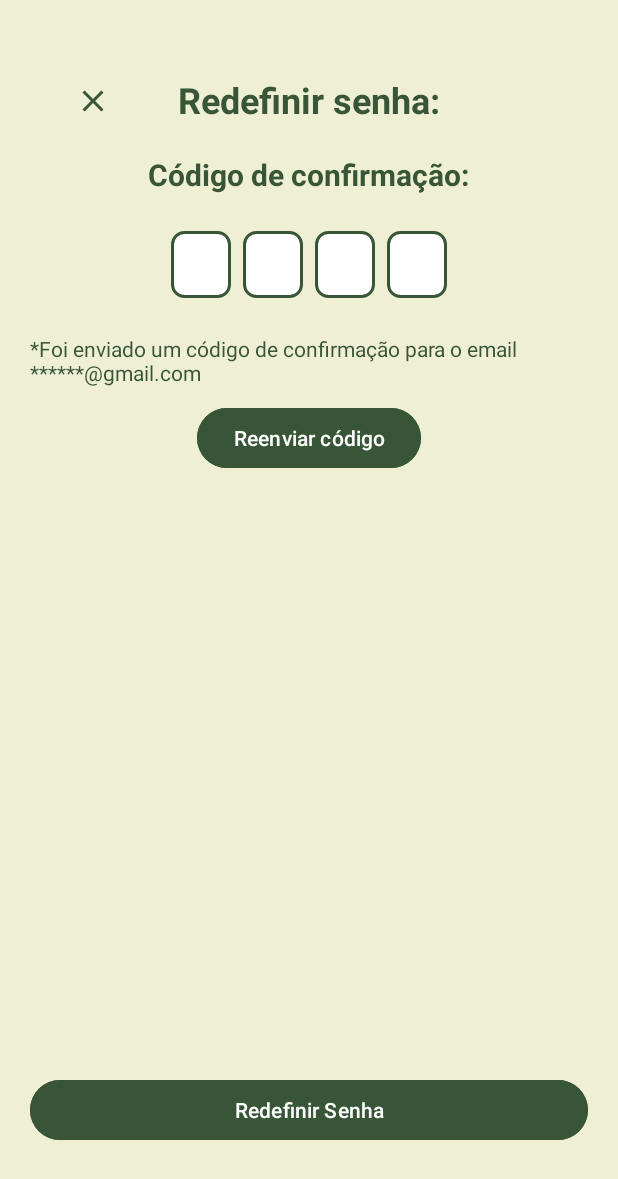
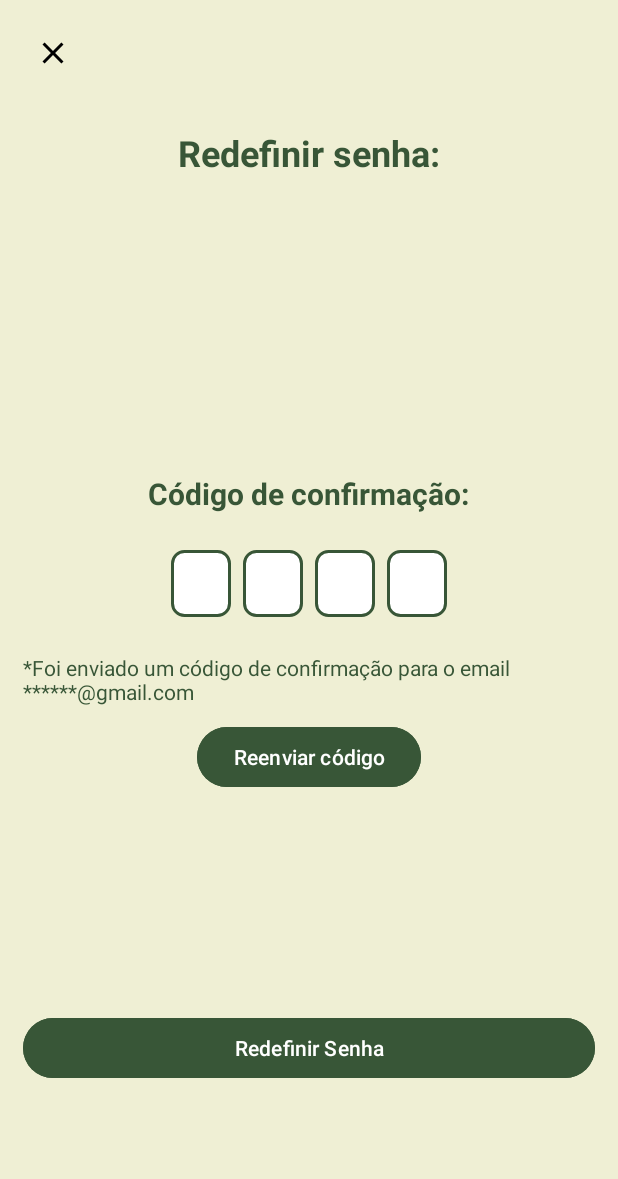
Before and after one commit to mingkiui/hortela, an Android app: the RedefinirSenhaCodigo screen opened directly, with no data from a screen before it, on a phone screen of 412 x 824 dp. Shown: the top 1179 px of the screen. Run offline under Robolectric (Android 15) with nearby library versions, the phone set to English and light mode, and no system bars.

Commit message:
versão atualizada 05-09 de tarde

```diff
--- a/app/src/main/res/layout/activity_main.xml
+++ b/app/src/main/res/layout/activity_main.xml
@@ -3,7 +3,8 @@
     xmlns:app="http://schemas.android.com/apk/res-auto"
     android:layout_width="match_parent"
     android:layout_height="match_parent"
-    android:background="#E9E6D5">
+    android:background="#E9E6D5"
+    android:padding="15dp">
 
     <!-- Botão de fechar (X) no canto superior esquerdo -->
 
--- a/app/src/main/res/layout/cadastro_main.xml
+++ b/app/src/main/res/layout/cadastro_main.xml
@@ -4,7 +4,8 @@
     xmlns:app="http://schemas.android.com/apk/res-auto"
     android:layout_width="match_parent"
     android:layout_height="match_parent"
-    android:background="#E9E6D5">
+    android:background="#E9E6D5"
+    android:padding="15dp">
 
     <!-- Botão de fechar (X) no canto superior esquerdo -->
     <ImageButton
@@ -88,7 +89,7 @@
         android:layout_height="wrap_content"
         android:layout_below="@+id/etUsername1"
         android:layout_marginStart="30dp"
-        android:layout_marginTop="22dp"
+        android:layout_marginTop="20dp"
         android:layout_marginEnd="30dp"
         android:background="@drawable/rounded_edittext"
         android:hint="E-mail"
--- a/app/src/main/res/layout/doacaopix_main.xml
+++ b/app/src/main/res/layout/doacaopix_main.xml
@@ -2,7 +2,7 @@
 <RelativeLayout xmlns:android="http://schemas.android.com/apk/res/android"
     android:layout_width="match_parent"
     android:layout_height="match_parent"
-    android:padding="16dp"
+    android:padding="15dp"
     android:background="#E9E6D5">
 
     <ImageButton
--- a/app/src/main/res/layout/faleconosco.xml
+++ b/app/src/main/res/layout/faleconosco.xml
@@ -6,7 +6,9 @@
     <RelativeLayout
         android:layout_width="match_parent"
         android:layout_height="match_parent"
-        tools:context=".FaleConosco">
+        android:padding="15dp"
+        tools:context=".FaleConosco"
+        android:background="#E9E6D5">
 
         <TextView
             android:id="@+id/label_email"
--- a/app/src/main/res/layout/realizardoacao_main.xml
+++ b/app/src/main/res/layout/realizardoacao_main.xml
@@ -5,8 +5,9 @@
     xmlns:tools="http://schemas.android.com/tools"
     android:layout_width="match_parent"
     android:layout_height="match_parent"
-    android:background="#F5F3DF"
-    tools:ignore="ExtraText">
+    android:background="#E9E6D5"
+    tools:ignore="ExtraText"
+    android:padding="15dp">
 
     <!-- Botão de fechar -->
     <ImageButton
@@ -45,7 +46,7 @@
         android:background="#E8E8E8"
         android:gravity="center_vertical"
         android:orientation="horizontal"
-        android:padding="16dp"
+        android:padding="20dp"
         app:layout_constraintEnd_toEndOf="parent"
         app:layout_constraintHorizontal_bias="0.0"
         app:layout_constraintStart_toStartOf="parent"
@@ -91,7 +92,7 @@
         android:background="#E8E8E8"
         android:gravity="center_vertical"
         android:orientation="horizontal"
-        android:padding="16dp"
+        android:padding="20dp"
         app:layout_constraintEnd_toEndOf="parent"
         app:layout_constraintHorizontal_bias="0.0"
         app:layout_constraintStart_toStartOf="parent"
--- a/app/src/main/res/layout/redefinircod_main.xml
+++ b/app/src/main/res/layout/redefinircod_main.xml
@@ -1,4 +1,3 @@
-<?xml version="1.0" encoding="utf-8"?>
 <androidx.constraintlayout.widget.ConstraintLayout xmlns:android="http://schemas.android.com/apk/res/android"
     xmlns:app="http://schemas.android.com/apk/res-auto"
     android:layout_width="match_parent"
@@ -6,25 +5,21 @@
     <RelativeLayout
         android:layout_width="match_parent"
         android:layout_height="match_parent"
-        android:padding="20dp"
-        android:background="#EFEFD4">
+        android:padding="15dp"
+        android:background="#EFEFD4"
+        android:gravity="center_horizontal">
 
-        <!-- Botão de Fechar -->
-
-        <!-- Título -->
 
         <ImageButton
             android:id="@+id/btnClose"
             android:layout_width="40dp"
             android:layout_height="40dp"
+            android:background="@android:color/transparent"
+            android:src="@drawable/ic_close"
+            android:layout_alignParentTop="true"
             android:layout_alignParentStart="true"
-            android:layout_alignParentTop="true"
-            android:layout_marginStart="22dp"
-            android:layout_marginTop="27dp"
-            android:background="?attr/selectableItemBackgroundBorderless"
-            android:contentDescription="Fechar"
-            android:src="@drawable/ic_close"
-            app:tint="#385637" />
+            android:padding="8dp"
+            android:contentDescription="@string/close_button"/>
 
         <TextView
             android:id="@+id/tvTitle"
@@ -35,27 +30,34 @@
             android:textSize="24sp"
             android:textStyle="bold"
             android:layout_centerHorizontal="true"
-            android:layout_marginTop="30dp" />
+            android:layout_marginTop="70dp" />
+
+
+        <LinearLayout
+            android:id="@+id/layoutCentral"
+            android:layout_width="wrap_content"
+            android:layout_height="wrap_content"
+            android:layout_centerInParent="true"
+            android:orientation="vertical"
+            android:layout_marginBottom="100dp">
 
             <!-- Subtítulo -->
             <TextView
                 android:id="@+id/tvSubtitle"
                 android:layout_width="wrap_content"
                 android:layout_height="wrap_content"
+                android:layout_gravity="center_horizontal"
+                android:layout_marginTop="20dp"
                 android:text="Código de confirmação:"
                 android:textColor="#385637"
                 android:textSize="20sp"
-            android:textStyle="bold"
-            android:layout_below="@id/tvTitle"
-            android:layout_centerHorizontal="true"
-            android:layout_marginTop="20dp" />
+                android:textStyle="bold" />
 
             <!-- Campo de Código de Confirmação -->
             <LinearLayout
                 android:id="@+id/codeInputContainer"
                 android:layout_width="match_parent"
                 android:layout_height="wrap_content"
-            android:layout_below="@id/tvSubtitle"
                 android:layout_marginTop="20dp"
                 android:gravity="center"
                 android:orientation="horizontal">
@@ -64,54 +66,53 @@
                     android:id="@+id/etDigit1"
                     android:layout_width="40dp"
                     android:layout_height="wrap_content"
+                    android:layout_margin="4dp"
                     android:background="@drawable/code_input_background"
                     android:gravity="center"
-                android:textColor="#385637"
-                android:textSize="18sp"
                     android:inputType="number"
                     android:maxLength="1"
                     android:padding="10dp"
-                android:layout_margin="4dp" />
+                    android:textColor="#385637"
+                    android:textSize="18sp" />
 
                 <EditText
                     android:id="@+id/etDigit2"
                     android:layout_width="40dp"
                     android:layout_height="wrap_content"
+                    android:layout_margin="4dp"
                     android:background="@drawable/code_input_background"
                     android:gravity="center"
-                android:textColor="#385637"
-                android:textSize="18sp"
                     android:inputType="number"
                     android:maxLength="1"
                     android:padding="10dp"
-                android:layout_margin="4dp" />
+                    android:textColor="#385637"
+                    android:textSize="18sp" />
 
                 <EditText
                     android:id="@+id/etDigit3"
                     android:layout_width="40dp"
                     android:layout_height="wrap_content"
+                    android:layout_margin="4dp"
                     android:background="@drawable/code_input_background"
                     android:gravity="center"
-                android:textColor="#385637"
-                android:textSize="18sp"
                     android:inputType="number"
                     android:maxLength="1"
                     android:padding="10dp"
-                android:layout_margin="4dp" />
+                    android:textColor="#385637"
+                    android:textSize="18sp" />
 
                 <EditText
                     android:id="@+id/etDigit4"
                     android:layout_width="40dp"
                     android:layout_height="wrap_content"
+                    android:layout_margin="4dp"
                     android:background="@drawable/code_input_background"
                     android:gravity="center"
-                android:textColor="#385637"
-                android:textSize="18sp"
                     android:inputType="number"
                     android:maxLength="1"
                     android:padding="10dp"
-                android:layout_margin="4dp" />
-
+                    android:textColor="#385637"
+                    android:textSize="18sp" />
             </LinearLayout>
 
             <!-- Texto de Envio de Código -->
@@ -119,35 +120,32 @@
                 android:id="@+id/tvCodeSent"
                 android:layout_width="wrap_content"
                 android:layout_height="wrap_content"
+                android:layout_gravity="center_horizontal"
+                android:layout_marginTop="20dp"
                 android:text="*Foi enviado um código de confirmação para o email ******@gmail.com"
                 android:textColor="#385637"
-            android:textSize="14sp"
-            android:layout_below="@id/codeInputContainer"
-            android:layout_centerHorizontal="true"
-            android:layout_marginTop="20dp" />
+                android:textSize="14sp" />
 
             <!-- Botão Reenviar Código -->
             <Button
                 android:id="@+id/btnResendCode"
                 android:layout_width="wrap_content"
                 android:layout_height="wrap_content"
+                android:layout_gravity="center_horizontal"
+                android:layout_marginTop="10dp"
+                android:backgroundTint="#385637"
                 android:text="Reenviar código"
-            android:textColor="#FFFFFF"
-            android:backgroundTint="#385637"
-            android:layout_below="@id/tvCodeSent"
-            android:layout_centerHorizontal="true"
-            android:layout_marginTop="10dp" />
+                android:textColor="#FFFFFF" />
+        </LinearLayout>
 
-        <!-- Botão Redefinir Senha -->
         <Button
             android:id="@+id/btnResetPassword"
             android:layout_width="match_parent"
             android:layout_height="wrap_content"
+            android:layout_alignParentBottom="true"
+            android:layout_marginBottom="86dp"
+            android:backgroundTint="#385637"
             android:text="Redefinir Senha"
-            android:textColor="#FFFFFF"
-            android:backgroundTint="#385637"
-            android:layout_alignParentBottom="true"
-            android:layout_marginBottom="40dp" />
-
+            android:textColor="#FFFFFF" />
     </RelativeLayout>
 </androidx.constraintlayout.widget.ConstraintLayout>
--- a/app/src/main/res/layout/telaprincipal_main.xml
+++ b/app/src/main/res/layout/telaprincipal_main.xml
@@ -5,7 +5,8 @@
     <RelativeLayout
         android:layout_width="match_parent"
         android:layout_height="match_parent"
-        android:padding="16dp">
+        android:padding="16dp"
+        android:background="#E9E6D5">
 
         <!-- Topo com logo e botões -->
 
```
Lines whose indentation alone changed are shown as unchanged.
